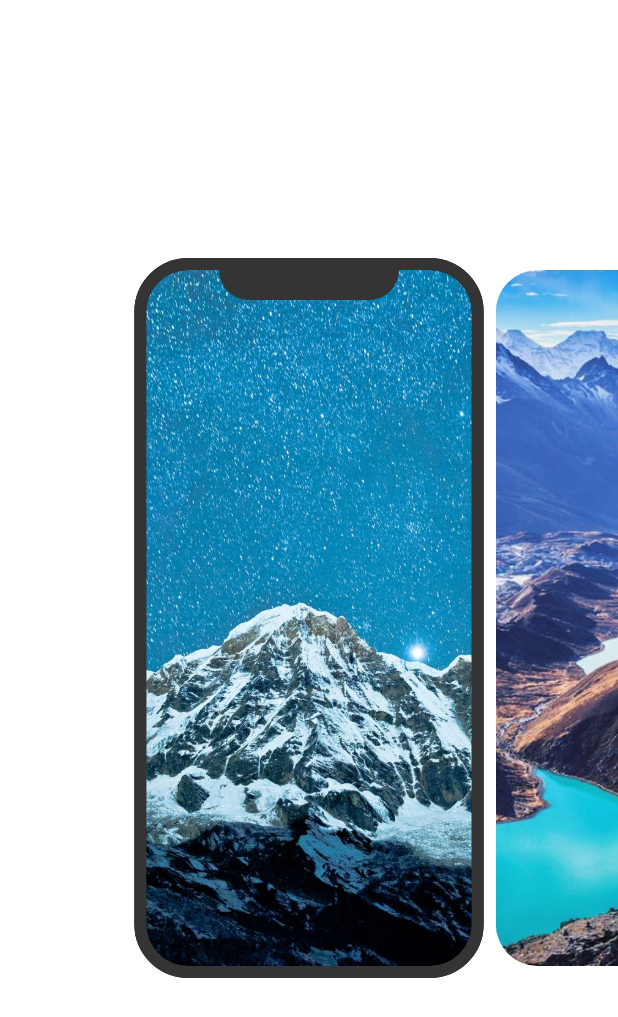
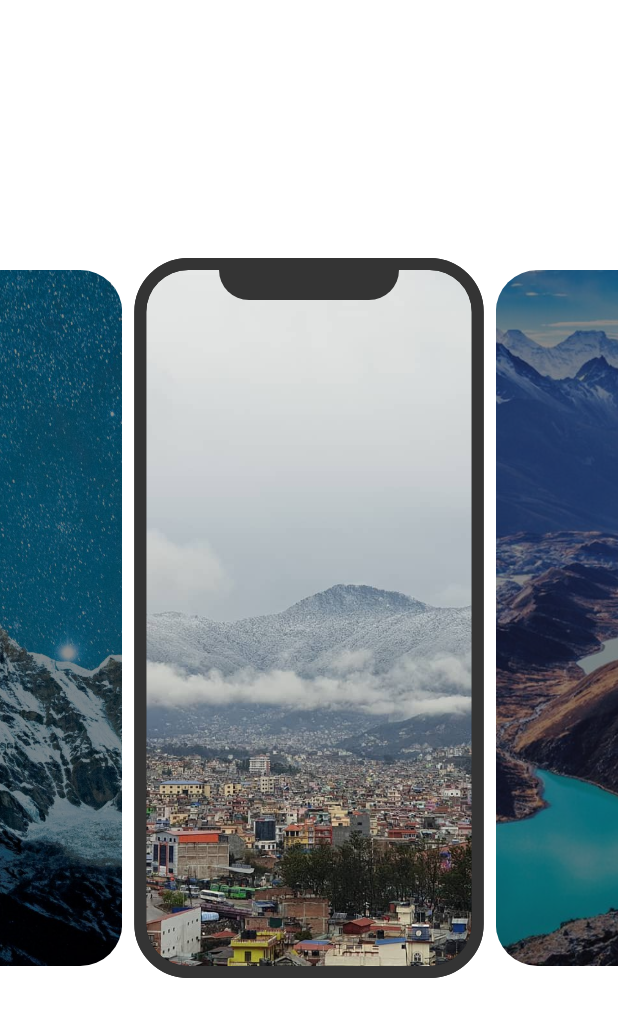
Before and after one commit to sabinbajracharya/Logbook, a Flutter app: the screen it shows after launch, on a phone screen of 412 x 824 dp. Shown: the top 1017 px of the screen. Run offline on Flutter 3.47's test engine with Material 2 defaults, Android fonts, the phone set to English and light mode, and no system bars.

Commit message:
Darken image that is not in pageview viewport | Compress code

```diff
--- a/lib/main.dart
+++ b/lib/main.dart
@@ -1,102 +1,25 @@
 import 'package:flutter/material.dart';
+var WD=233.0,AC=Alignment.center;
+lpd(t,[a=140,b=255])=>(a+(b-a)*t).toInt();
+colr(l)=>Color.fromRGBO(l,l,l,1);
 
-void main() => runApp(MyApp());
+mixin CM{}class C=Container with CM;
 
-class MyApp extends StatelessWidget {
-  Widget build(BuildContext context) => MaterialApp(
-        theme: ThemeData(),
-        home: HP(title: 'Logbook'),
-      );
+main()=>runApp(App());
+
+class App extends StatelessWidget {build(c) => MaterialApp(home:HP());}
+class S extends StatefulWidget {createState() => null;}
+class HP extends S {createState() => _HPS();}
+class _HPS extends State<HP> {
+  var cp=1,np=-1,fade=1.0,images=['images/bg.jpg','images/bg2.jpg','images/bg1.jpg'];
+    build(ctx)=>((_pCtrl)=>
+      Scaffold(body:C(color:Colors.white,alignment:AC,
+      child:Stack(alignment:AC,
+        children:[ClipRRect(borderRadius:BorderRadius.circular(36),child:C(width:WD,height:480,color:Colors.black87)),
+          C(height:464,
+            child:NotificationListener(onNotification:(n){var pcp=_pCtrl.page;if(n is ScrollEndNotification){setState(()=>cp=pcp.floor());}else{setState((){if(pcp-cp>0){/*forwardPage*/np=pcp.ceil();fade=np-pcp;}else{/*backwardPage*/np=pcp.floor();fade=pcp-np;}});}},
+              child:PageView.builder(itemCount:images.length,controller:_pCtrl,itemBuilder:(_,i)=>C(margin:EdgeInsets.only(left:8,right:8),child:ClipRRect(borderRadius:BorderRadius.circular(28),child:InkWell(onTap: ()=>_pCtrl.animateToPage(i, duration: new Duration(milliseconds: 350),curve: Curves.easeIn),child: Image.asset(images[i],color:i==np?colr(lpd(1-fade)):i==cp?colr(lpd(fade)):colr(140),colorBlendMode:BlendMode.modulate,fit:BoxFit.cover),),),),),
+            ),
+          ),IgnorePointer(child:C(alignment:AlignmentDirectional.topCenter,width:WD,height:480,decoration:BoxDecoration(borderRadius:BorderRadius.circular(36.0),border:Border.all(color:colr(52),width:8)),child:C(height:20,width:120,decoration:BoxDecoration(color:colr(52),borderRadius:BorderRadius.only(bottomLeft:Radius.circular(36),bottomRight:Radius.circular(36)))))),],
+    ),),))(PageController(initialPage:cp,viewportFraction:WD/MediaQuery.of(ctx).size.width));
 }
-
-class S extends StatefulWidget {
-  State createState() => null;
-}
-
-class HP extends S {
-  HP({Key key, this.title});
-  final String title;
-  createState() => _HPS();
-}
-
-class _HPS extends State<HP> {
-  PageController _pageController;
-  void initState() {
-    super.initState();
-
-  }
-
-  Widget build(BuildContext context) {
-    var width = MediaQuery.of(context).size.width;
-    _pageController = PageController(initialPage: 0, viewportFraction: 233/width);
-    return Scaffold(
-      body: Container(
-          color: Colors.white,
-          alignment: Alignment.center,
-          child: Stack(
-            alignment: Alignment.center,
-            children: [
-              ClipRRect(
-                borderRadius: BorderRadius.circular(36),
-                child: Container(
-                  width: 233,
-                  height: 480,
-                  color: Colors.black87,
-                ),
-              ),
-              Container(
-                height: 464,
-                child: PageView(
-                  controller: _pageController,
-                  children: [
-                    Container(
-                      margin: EdgeInsets.only(left: 8, right: 8),
-                      child: ClipRRect(
-                        borderRadius: BorderRadius.circular(28.0),
-                        child: Image.asset(
-                            'images/bg.jpg',
-                            fit: BoxFit.cover,
-                          ),
-                      ),
-                    ),
-                    Container(
-                      margin: EdgeInsets.only(left: 8, right: 8),
-                      child: ClipRRect(
-                        borderRadius: BorderRadius.circular(28.0),
-                        child: Image.asset(
-                          'images/bg1.jpg',
-                          fit: BoxFit.cover,
-                        ),
-                      ),
-                    ),
-                  ],
-                ),
-              ),
-              IgnorePointer(
-                child: Container(
-                  alignment: AlignmentDirectional.topCenter,
-                  width: 233, // 311,
-                  height: 480, //641,
-                  decoration: BoxDecoration(
-                    // color: Color.fromRGBO(37, 37, 37, 1),
-                    borderRadius: BorderRadius.circular(36.0),
-                    border: Border.all(
-                        color: Color.fromRGBO(52, 52, 52, 1), width: 8.0),
-                    // image: DecorationImage(
-                    //     image: AssetImage("images/bg.jpg"), fit: BoxFit.cover)
-                  ),
-                  child: Container(
-                    height: 20,
-                    width: 120,
-                    decoration: BoxDecoration(
-                        color: Color.fromRGBO(52, 52, 52, 1),
-                        borderRadius: BorderRadius.only(
-                            bottomLeft: Radius.circular(28),
-                            bottomRight: Radius.circular(28))),
-                  ),
-                ),
-              ),
-            ],
-          )));
-  }
-}
```
Also changed, not shown: images/bg2.jpg (added).
